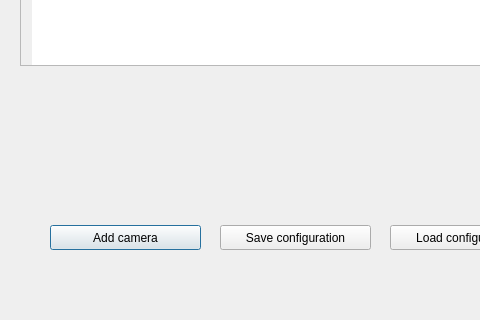
TFNeto/Indoor-object-tracking, file ObjectTracking/configuration.ui: the form before one commit; both pictures show x 0 to 480 and y 275 to 595 of the 947 by 595 pixel window.
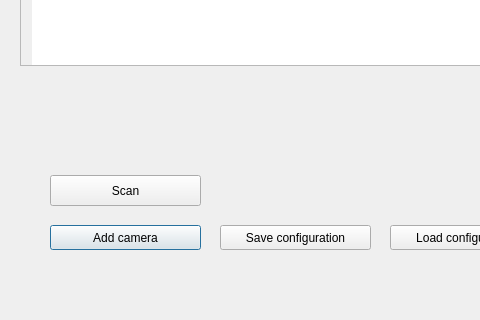
The form after the commit.

Commit message: Fix and Update Configuration window

Diff of the .ui file:
```diff
--- a/ObjectTracking/configuration.ui
+++ b/ObjectTracking/configuration.ui
@@ -304,6 +304,19 @@
     <string>Close</string>
    </property>
   </widget>
+  <widget class="QPushButton" name="scan_push">
+   <property name="geometry">
+    <rect>
+     <x>50</x>
+     <y>450</y>
+     <width>151</width>
+     <height>31</height>
+    </rect>
+   </property>
+   <property name="text">
+    <string>Scan</string>
+   </property>
+  </widget>
  </widget>
  <resources/>
  <connections/>
```
The commit also changes 4 other files.
